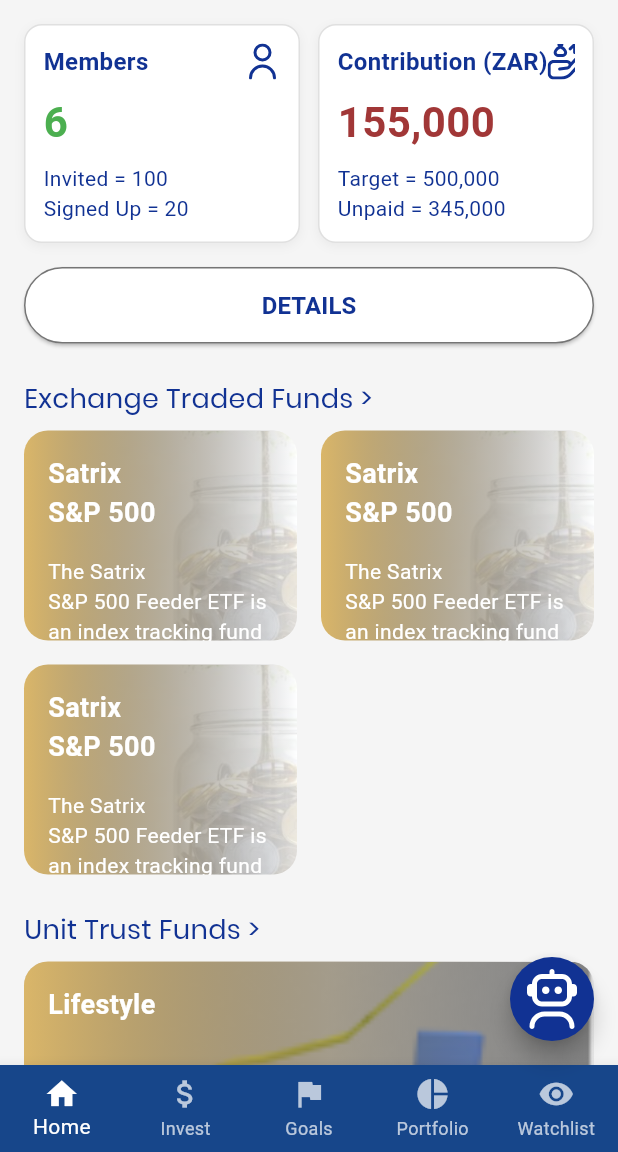
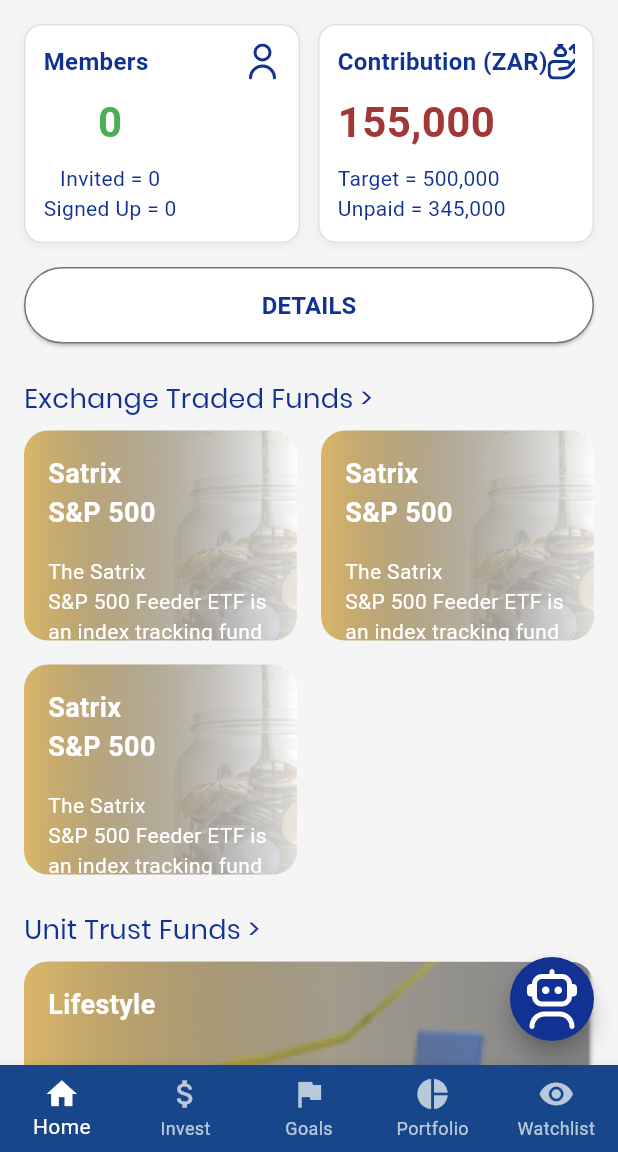
Before and after one commit to janepounds/Otela-Investment-App, a Flutter app: the MainScreen screen opened by its route, on a phone screen of 412 x 824 dp, the part 84-1236 px from its top. Run offline on Flutter 3.47's test engine with Material 3 defaults, Android fonts, the phone set to English and light mode, and no system bars; our stand-ins replace cloud_firestore, file_picker, firebase_auth, firebase_core, firebase_dynamic_links, firebase_storage and 6 more; accounts and stored records are empty; network calls fail.

Commit message:
Ui fixes

```diff
--- a/lib/colors.dart
+++ b/lib/colors.dart
@@ -6,4 +6,5 @@
   static const Color darBlue = Color(0xFF113293);
   static const Color red = Color(0xFFA13737);
   static const Color brighterBeige = Color(0xFFDAB669);
+  static const Color gray = Color(0xFFEFEFEF);
 }
--- a/lib/screens/main_screen.dart
+++ b/lib/screens/main_screen.dart
@@ -160,9 +160,40 @@
                           ),
                           const SizedBox(height: 8),
                           // Large Number
+                          StreamBuilder<QuerySnapshot>(
+                            stream: FirebaseFirestore.instance
+                                .collection('stokvels')
+                                .doc(stokvelId)
+                                .collection('members')
+                                .snapshots(),
+                            builder: (context, snapshot) {
+                              if (!snapshot.hasData) {
+                                return const Center(
+                                    child: CircularProgressIndicator());
+                              }
+
+                              // Get all members
+                              var members = snapshot.data!.docs;
+
+                              // Count total members
+                              int totalMembers = members.length;
+
+                              // Count members who were invited
+                              int invitedCount = members
+                                  .where((doc) => doc['status'] == 'invited')
+                                  .length;
+
+                              // Count members who signed up
+                              int signedUpCount = members
+                                  .where((doc) => doc['status'] == 'joined')
+                                  .length;
+
+                              return Column(
+                                crossAxisAlignment: CrossAxisAlignment.center,
+                                children: [
                                   Text(
-                            "6", // Replace with actual data
-                            style: TextStyle(
+                                    "$totalMembers", // Display total members dynamically
+                                    style: const TextStyle(
                                       fontSize: 28,
                                       fontWeight: FontWeight.bold,
                                       color: Colors.green,
@@ -170,12 +201,18 @@
                                   ),
                                   const SizedBox(height: 8),
                                   // Smaller Stats
-                          Text("Invited = 100",
+                                  Text("Invited = $invitedCount",
                                       style: TextStyle(
-                                  fontSize: 14, color: AppColors.darBlue)),
-                          Text("Signed Up = 20",
+                                          fontSize: 14,
+                                          color: AppColors.darBlue)),
+                                  Text("Signed Up = $signedUpCount",
                                       style: TextStyle(
-                                  fontSize: 14, color: AppColors.darBlue)),
+                                          fontSize: 14,
+                                          color: AppColors.darBlue)),
+                                ],
+                              );
+                            },
+                          ),
                         ],
                       ),
                     ),
@@ -258,7 +295,8 @@
                   Navigator.pushReplacement(
                     context,
                     MaterialPageRoute(
-                        builder: (context) => MembersListScreen(stokvelId: stokvelId!)),
+                        builder: (context) =>
+                            MembersListScreen(stokvelId: stokvelId!)),
                   );
                 },
                 style: ElevatedButton.styleFrom(
--- a/pubspec.yaml
+++ b/pubspec.yaml
@@ -48,6 +48,7 @@
   flutter_contacts: ^1.1.9+2
   permission_handler: ^11.3.1
   url_launcher: ^6.3.1
+  firebase_dynamic_links: ^5.5.7
 
 dev_dependencies:
   flutter_test:
```
Also changed, not shown: lib/screens/invite_members_screen.dart (+122 -32 lines), assets/icons/address_book.svg (added), pubspec.lock. Lines whose indentation alone changed are shown as unchanged.
